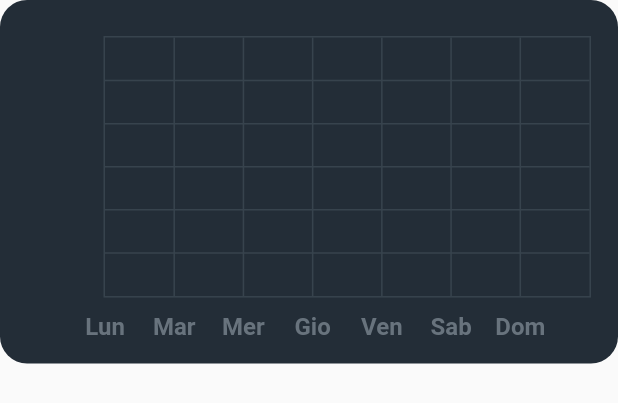
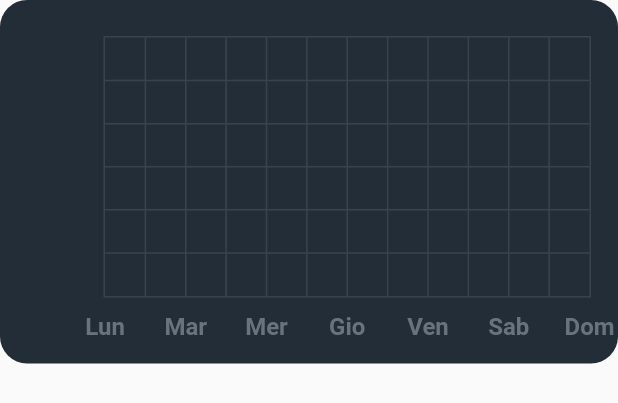
Before and after one commit to mitegj/food_match, a Flutter app: the StatisticsScreen widget shown alone on an empty page, opened directly, on a phone screen of 412 x 824 dp. Shown: the top 403 px of the screen. Run offline on Flutter 3.47's test engine with Material 2 defaults, Android fonts, the phone set to English and light mode, and no system bars; drawn by our look-alikes of fl_chart; our stand-ins replace cloud_firestore, firebase_auth, firebase_core, firebase_remote_config, flutter_spinkit, get and 4 more; accounts and stored records are empty.

```diff
--- a/lib/controllers/allergy_controller.dart
+++ b/lib/controllers/allergy_controller.dart
@@ -33,7 +33,7 @@ class AllergyController extends GetxController {
           .updateAllergies(_isChecked)
           .then((value) => Get.offAll(() => HomePage()));
     } else {
-      Get.offAll(() => HomePage());
+      Get.back();
     }
   }
 
--- a/lib/screens/settings_screen.dart
+++ b/lib/screens/settings_screen.dart
@@ -12,7 +12,11 @@ class SettingsScreen extends StatelessWidget {
             child: Column(
           crossAxisAlignment: CrossAxisAlignment.start,
           children: [
-            Flexible(flex: 1, child: ArrowHeader()),
+            Flexible(
+                flex: 1,
+                child: ArrowHeader(
+                  home: true,
+                )),
             Flexible(flex: 6, child: SettingsBody())
           ],
         )));
--- a/lib/screens/statistics.dart
+++ b/lib/screens/statistics.dart
@@ -80,19 +80,19 @@ class StatisticsScreen extends GetWidget<AllergyController> {
               fontSize: 16),
           getTitles: (value) {
             switch (value.toInt()) {
-              case 0:
+              case 1:
                 return 'Lun';
-              case 1:
+              case 2:
                 return 'Mar';
-              case 2:
+              case 3:
                 return 'Mer';
-              case 3:
+              case 4:
                 return 'Gio';
-              case 4:
+              case 5:
                 return 'Ven';
-              case 5:
+              case 6:
                 return 'Sab';
-              case 6:
+              case 7:
                 return 'Dom';
             }
             return '';
@@ -125,7 +125,7 @@ class StatisticsScreen extends GetWidget<AllergyController> {
       borderData: FlBorderData(
           show: true,
           border: Border.all(color: const Color(0xff37434d), width: 1)),
-      minX: 0,
+      minX: 1,
       maxX: 7,
       minY: 0,
       maxY: 3000,
--- a/lib/widgets/inventory/inventory_page.dart
+++ b/lib/widgets/inventory/inventory_page.dart
@@ -61,7 +61,11 @@ class InventoryScreen extends GetWidget<IngredientController> {
           mainAxisAlignment: MainAxisAlignment.start,
           children: [
             if (mediaQuery.viewInsets.bottom == 0)
-              Flexible(flex: 1, child: ArrowHeader()),
+              Flexible(
+                  flex: 1,
+                  child: ArrowHeader(
+                    home: true,
+                  )),
             if (mediaQuery.viewInsets.bottom == 0)
               Flexible(
                 flex: 1,
```
Also changed, not shown: lib/controllers/auth_controller.dart (+8 -3 lines), lib/widgets/global_input/arrow_header.dart (+8 -1 lines), lib/widgets/home/filters.dart (+6 -3 lines).
